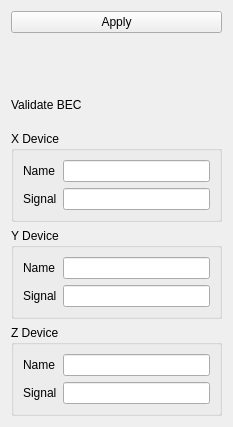
Qt form bec_widgets/widgets/plots/scatter_waveform/settings/scatter_curve_settings_vertical.ui (bec-project/bec_widgets) before a commit.
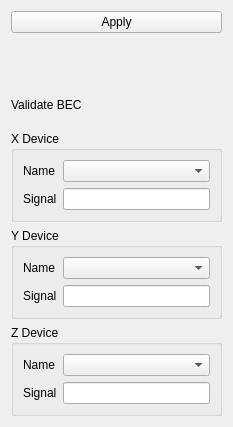
The same form after that commit. Custom widgets are drawn as their Qt base class.

Commit message: fix: remove device/signal line edit and abstraction layer for combobox/lineEdit

What changed in the file:
```diff
--- a/bec_widgets/widgets/plots/scatter_waveform/settings/scatter_curve_settings_vertical.ui
+++ b/bec_widgets/widgets/plots/scatter_waveform/settings/scatter_curve_settings_vertical.ui
@@ -58,7 +58,7 @@
                             </widget>
                         </item>
                         <item row="0" column="1">
-                            <widget class="DeviceLineEdit" name="device_x"/>
+                            <widget class="DeviceComboBox" name="device_x"/>
                         </item>
                         <item row="1" column="0">
                             <widget class="QLabel" name="label_2">
@@ -87,7 +87,7 @@
                             </widget>
                         </item>
                         <item row="0" column="1">
-                            <widget class="DeviceLineEdit" name="device_y"/>
+                            <widget class="DeviceComboBox" name="device_y"/>
                         </item>
                         <item row="1" column="0">
                             <widget class="QLabel" name="label_4">
@@ -116,7 +116,7 @@
                             </widget>
                         </item>
                         <item row="0" column="1">
-                            <widget class="DeviceLineEdit" name="device_z"/>
+                            <widget class="DeviceComboBox" name="device_z"/>
                         </item>
                         <item row="1" column="0">
                             <widget class="QLabel" name="label_6">
@@ -135,9 +135,9 @@
     </widget>
     <customwidgets>
         <customwidget>
-            <class>DeviceLineEdit</class>
-            <extends>QLineEdit</extends>
-            <header>device_line_edit</header>
+            <class>DeviceComboBox</class>
+            <extends>QComboBox</extends>
+            <header>device_combo_box</header>
         </customwidget>
         <customwidget>
             <class>ToggleSwitch</class>
```
Left out of the diff: 6 changed lines with no effect on the pictures. The commit also changes 32 other files.
